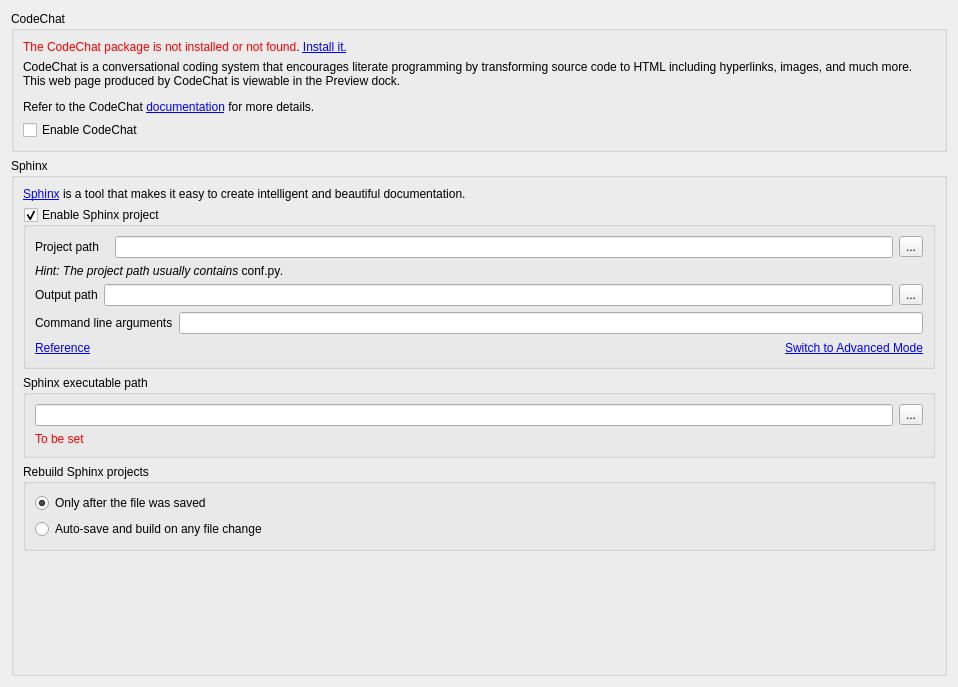
Above: enki/plugins/preview/Sphinx_Settings.ui from andreikop/enki before the change. Below: the same form after it.
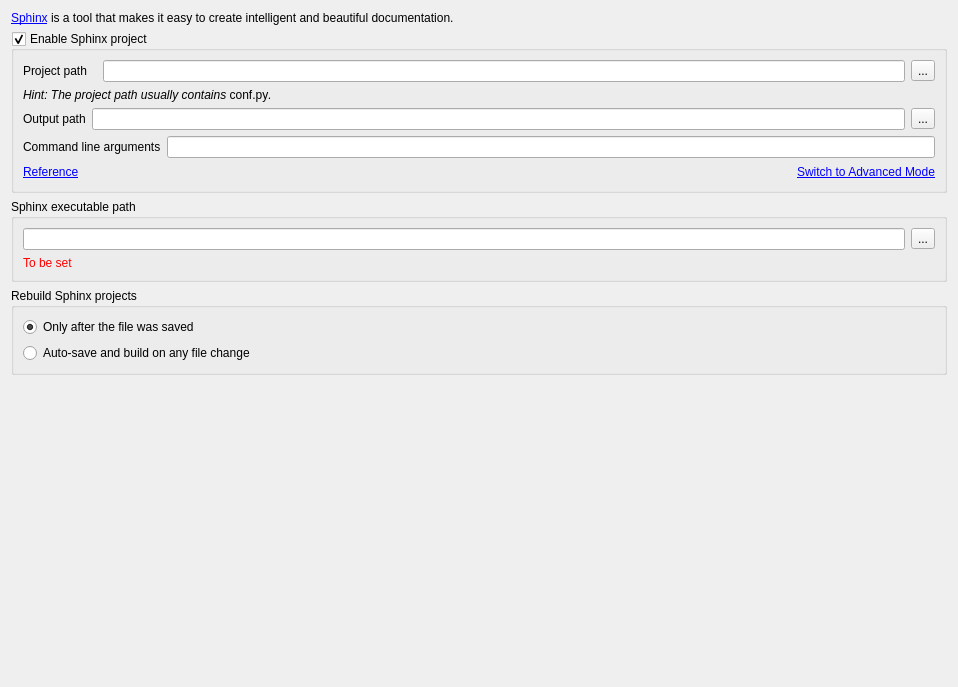
That is the form after the change.

Commit message: Refactor: Split CodeChat and Sphinx settings dialogs.

```diff
--- a/enki/plugins/preview/Sphinx_Settings.ui
+++ b/enki/plugins/preview/Sphinx_Settings.ui
@@ -13,65 +13,8 @@
   <property name="windowTitle">
    <string>Form</string>
   </property>
-  <layout class="QVBoxLayout" name="verticalLayout_5">
-   <item>
-    <widget class="QGroupBox" name="gbCodeChat">
-     <property name="title">
-      <string>CodeChat</string>
-     </property>
-     <property name="checkable">
-      <bool>false</bool>
-     </property>
-     <property name="checked">
-      <bool>false</bool>
-     </property>
      <layout class="QVBoxLayout" name="verticalLayout">
       <item>
-       <widget class="QLabel" name="labelCodeChatNotInstalled">
-        <property name="text">
-         <string>&lt;html&gt;&lt;head/&gt;&lt;body&gt;&lt;p&gt;&lt;span style=&quot; color:#ff0000;&quot;&gt;The CodeChat package is not installed or not found&lt;/span&gt;. &lt;a href=&quot;https://bitbucket.org/bjones/documentation/overview#rst-header-installation&quot;&gt;&lt;span style=&quot; text-decoration: underline; color:#0000ff;&quot;&gt;Install it.&lt;/span&gt;&lt;/a&gt;&lt;/p&gt;&lt;/body&gt;&lt;/html&gt;</string>
-        </property>
-       </widget>
-      </item>
-      <item>
-       <widget class="QLabel" name="labelCodeChatIntro">
-        <property name="text">
-         <string>&lt;html&gt;&lt;head/&gt;&lt;body&gt;&lt;p&gt;CodeChat is a conversational coding system that encourages literate programming by transforming source code to HTML including hyperlinks, images, and much more. This web page produced by CodeChat is viewable in the Preview dock.&lt;/p&gt;&lt;p&gt;Refer to the CodeChat &lt;a href=&quot;http://bitbucket.org/bjones/documentation/overview&quot;&gt;&lt;span style=&quot; text-decoration: underline; color:#0000ff;&quot;&gt;documentation&lt;/span&gt;&lt;/a&gt; for more details.&lt;/p&gt;&lt;/body&gt;&lt;/html&gt;</string>
-        </property>
-        <property name="wordWrap">
-         <bool>true</bool>
-        </property>
-        <property name="openExternalLinks">
-         <bool>true</bool>
-        </property>
-       </widget>
-      </item>
-      <item>
-       <widget class="QCheckBox" name="cbCodeChat">
-        <property name="text">
-         <string>Enable CodeChat</string>
-        </property>
-       </widget>
-      </item>
-     </layout>
-    </widget>
-   </item>
-   <item>
-    <widget class="QGroupBox" name="gbSphinx">
-     <property name="minimumSize">
-      <size>
-       <width>0</width>
-       <height>400</height>
-      </size>
-     </property>
-     <property name="title">
-      <string>Sphinx</string>
-     </property>
-     <property name="checked">
-      <bool>false</bool>
-     </property>
-     <layout class="QVBoxLayout" name="verticalLayout_4">
-      <item>
        <widget class="QLabel" name="labelSphinxIntro">
         <property name="text">
          <string>&lt;html&gt;&lt;head/&gt;&lt;body&gt;&lt;p&gt;&lt;a href=&quot;http://sphinx-doc.org&quot;&gt;&lt;span style=&quot; text-decoration: underline; color:#0000ff;&quot;&gt;Sphinx&lt;/span&gt;&lt;/a&gt; is a tool that makes it easy to create intelligent and beautiful documentation.&lt;/p&gt;&lt;/body&gt;&lt;/html&gt;</string>
@@ -306,28 +249,13 @@
         <property name="sizeHint" stdset="0">
          <size>
           <width>20</width>
-          <height>40</height>
+       <height>328</height>
          </size>
         </property>
        </spacer>
       </item>
      </layout>
     </widget>
-   </item>
-  </layout>
- </widget>
- <tabstops>
-  <tabstop>gbCodeChat</tabstop>
-  <tabstop>gbSphinx</tabstop>
-  <tabstop>rbBuildOnlyOnSave</tabstop>
-  <tabstop>rbBuildOnFileChange</tabstop>
-  <tabstop>leSphinxProjectPath</tabstop>
-  <tabstop>pbSphinxProjectPath</tabstop>
-  <tabstop>leSphinxOutputPath</tabstop>
-  <tabstop>pbSphinxOutputPath</tabstop>
-  <tabstop>leSphinxExecutable</tabstop>
-  <tabstop>pbSphinxExecutable</tabstop>
- </tabstops>
  <resources>
   <include location="../../../icons/enkiicons.qrc"/>
  </resources>
```
Lines whose indentation alone changed are shown as unchanged. The commit also changes 3 other files.
